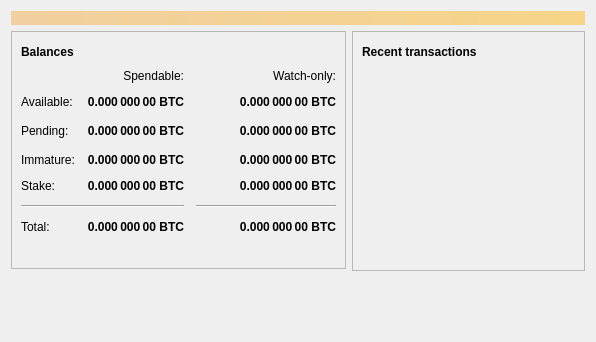
Old version of the form src/qt/forms/overviewpage.ui in the repository flavacoin/educational-coin-project.
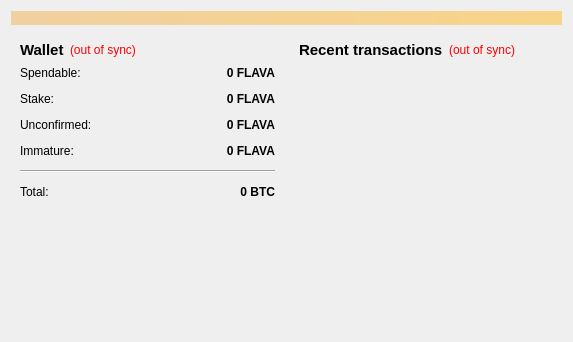
New version of the form. Icons and pictures are not drawn.

```diff
--- a/src/qt/forms/overviewpage.ui
+++ b/src/qt/forms/overviewpage.ui
@@ -6,7 +6,7 @@
    <rect>
     <x>0</x>
     <y>0</y>
-    <width>596</width>
+    <width>573</width>
     <height>342</height>
    </rect>
   </property>
@@ -20,7 +20,8 @@
       <bool>false</bool>
      </property>
      <property name="styleSheet">
-      <string notr="true">QLabel { background-color: qlineargradient(x1: 0, y1: 0, x2: 1, y2: 0, stop:0 #F0D0A0, stop:1 #F8D488); color:#000000; }</string>
+      <string notr="true">background-color: qlineargradient(x1: 0, y1: 0, x2: 1, y2: 0, stop:0 #F0D0A0, stop:1 #F8D488);  color:#000000
+</string>
      </property>
      <property name="wordWrap">
       <bool>true</bool>
@@ -38,13 +39,7 @@
      <item>
       <layout class="QVBoxLayout" name="verticalLayout_2">
        <item>
-        <widget class="QFrame" name="frame">
-         <property name="frameShape">
-          <enum>QFrame::StyledPanel</enum>
-         </property>
-         <property name="frameShadow">
-          <enum>QFrame::Raised</enum>
-         </property>
+        <widget class="QWidget" name="widget" native="true">
          <layout class="QVBoxLayout" name="verticalLayout_4">
           <item>
            <layout class="QHBoxLayout" name="horizontalLayout_4">
@@ -52,50 +47,34 @@
              <widget class="QLabel" name="label_5">
               <property name="font">
                <font>
+                <pointsize>11</pointsize>
                 <weight>75</weight>
                 <bold>true</bold>
                </font>
               </property>
               <property name="text">
-               <string>Balances</string>
+               <string>Wallet</string>
               </property>
              </widget>
             </item>
             <item>
-             <widget class="QPushButton" name="labelWalletStatus">
-              <property name="enabled">
-               <bool>true</bool>
-              </property>
-              <property name="maximumSize">
-               <size>
-                <width>30</width>
-                <height>16777215</height>
-               </size>
-              </property>
+             <widget class="QLabel" name="labelWalletStatus">
               <property name="toolTip">
-               <string>The displayed information may be out of date. Your wallet automatically synchronizes with the Bitcoin network after a connection is established, but this process has not completed yet.</string>
+               <string>The displayed information may be out of date. Your wallet automatically synchronizes with the FlavaCoin network after a connection is established, but this process has not completed yet.</string>
+              </property>
+              <property name="styleSheet">
+               <string notr="true">QLabel { color: red; }</string>
               </property>
               <property name="text">
-               <string/>
+               <string notr="true">(out of sync)</string>
               </property>
-              <property name="icon">
-               <iconset resource="../bitcoin.qrc">
-                <normaloff>:/icons/warning</normaloff>
-                <disabledoff>:/icons/warning</disabledoff>:/icons/warning</iconset>
-              </property>
-              <property name="iconSize">
-               <size>
-                <width>24</width>
-                <height>24</height>
-               </size>
-              </property>
-              <property name="flat">
-               <bool>true</bool>
+              <property name="alignment">
+               <set>Qt::AlignLeading|Qt::AlignLeft|Qt::AlignVCenter</set>
               </property>
              </widget>
             </item>
             <item>
-             <spacer name="horizontalSpacer_3">
+             <spacer name="horizontalSpacer_2">
               <property name="orientation">
                <enum>Qt::Horizontal</enum>
               </property>
@@ -110,12 +89,25 @@
            </layout>
           </item>
           <item>
-           <layout class="QGridLayout" name="gridLayout">
-            <property name="spacing">
+           <layout class="QFormLayout" name="formLayout_2">
+            <property name="fieldGrowthPolicy">
+             <enum>QFormLayout::AllNonFixedFieldsGrow</enum>
+            </property>
+            <property name="horizontalSpacing">
              <number>12</number>
             </property>
-            <item row="2" column="2">
-             <widget class="QLabel" name="labelWatchPending">
+            <property name="verticalSpacing">
+             <number>12</number>
+            </property>
+            <item row="0" column="0">
+             <widget class="QLabel" name="label">
+              <property name="text">
+               <string>Spendable:</string>
+              </property>
+             </widget>
+            </item>
+            <item row="0" column="1">
+             <widget class="QLabel" name="labelBalance">
               <property name="font">
                <font>
                 <weight>75</weight>
@@ -129,7 +121,7 @@
                <string>Unconfirmed transactions to watch-only addresses</string>
               </property>
               <property name="text">
-               <string notr="true">0.000 000 00 BTC</string>
+               <string notr="true">0 FLAVA</string>
               </property>
               <property name="alignment">
                <set>Qt::AlignRight|Qt::AlignTrailing|Qt::AlignVCenter</set>
@@ -139,6 +131,45 @@
               </property>
              </widget>
             </item>
+            <item row="1" column="0">
+             <widget class="QLabel" name="label_6">
+              <property name="text">
+               <string>Stake:</string>
+              </property>
+             </widget>
+            </item>
+            <item row="1" column="1">
+             <widget class="QLabel" name="labelStake">
+              <property name="font">
+               <font>
+                <weight>75</weight>
+                <bold>true</bold>
+               </font>
+              </property>
+              <property name="cursor">
+               <cursorShape>IBeamCursor</cursorShape>
+              </property>
+              <property name="toolTip">
+               <string>Total of coins that was staked, and do not yet count toward the current balance</string>
+              </property>
+              <property name="text">
+               <string notr="true">0 FLAVA</string>
+              </property>
+              <property name="alignment">
+               <set>Qt::AlignRight|Qt::AlignTrailing|Qt::AlignVCenter</set>
+              </property>
+              <property name="textInteractionFlags">
+               <set>Qt::LinksAccessibleByMouse|Qt::TextSelectableByKeyboard|Qt::TextSelectableByMouse</set>
+              </property>
+             </widget>
+            </item>
+            <item row="2" column="0">
+             <widget class="QLabel" name="label_3">
+              <property name="text">
+               <string>Unconfirmed:</string>
+              </property>
+             </widget>
+            </item>
             <item row="2" column="1">
              <widget class="QLabel" name="labelUnconfirmed">
               <property name="font">
@@ -154,7 +185,7 @@
                <string>Total of transactions that have yet to be confirmed, and do not yet count toward the spendable balance</string>
               </property>
               <property name="text">
-               <string notr="true">0.000 000 00 BTC</string>
+               <string notr="true">0 FLAVA</string>
               </property>
               <property name="alignment">
                <set>Qt::AlignRight|Qt::AlignTrailing|Qt::AlignVCenter</set>
@@ -164,102 +195,6 @@
               </property>
              </widget>
             </item>
-            <item row="3" column="2">
-             <widget class="QLabel" name="labelWatchImmature">
-              <property name="font">
-               <font>
-                <weight>75</weight>
-                <bold>true</bold>
-               </font>
-              </property>
-              <property name="cursor">
-               <cursorShape>IBeamCursor</cursorShape>
-              </property>
-              <property name="toolTip">
-               <string>Mined balance in watch-only addresses that has not yet matured</string>
-              </property>
-              <property name="text">
-               <string notr="true">0.000 000 00 BTC</string>
-              </property>
-              <property name="alignment">
-               <set>Qt::AlignRight|Qt::AlignTrailing|Qt::AlignVCenter</set>
-              </property>
-              <property name="textInteractionFlags">
-               <set>Qt::LinksAccessibleByMouse|Qt::TextSelectableByKeyboard|Qt::TextSelectableByMouse</set>
-              </property>
-             </widget>
-            </item>
-            <item row="5" column="0" colspan="2">
-             <widget class="Line" name="line">
-              <property name="orientation">
-               <enum>Qt::Horizontal</enum>
-              </property>
-             </widget>
-            </item>
-            <item row="5" column="2">
-             <widget class="Line" name="lineWatchBalance">
-              <property name="sizePolicy">
-               <sizepolicy hsizetype="Preferred" vsizetype="Fixed">
-                <horstretch>0</horstretch>
-                <verstretch>0</verstretch>
-               </sizepolicy>
-              </property>
-              <property name="minimumSize">
-               <size>
-                <width>140</width>
-                <height>0</height>
-               </size>
-              </property>
-              <property name="orientation">
-               <enum>Qt::Horizontal</enum>
-              </property>
-             </widget>
-            </item>
-            <item row="6" column="0">
-             <widget class="QLabel" name="labelTotalText">
-              <property name="text">
-               <string>Total:</string>
-              </property>
-             </widget>
-            </item>
-            <item row="3" column="1">
-             <widget class="QLabel" name="labelImmature">
-              <property name="font">
-               <font>
-                <weight>75</weight>
-                <bold>true</bold>
-               </font>
-              </property>
-              <property name="cursor">
-               <cursorShape>IBeamCursor</cursorShape>
-              </property>
-              <property name="toolTip">
-               <string>Mined balance that has not yet matured</string>
-              </property>
-              <property name="text">
-               <string notr="true">0.000 000 00 BTC</string>
-              </property>
-              <property name="alignment">
-               <set>Qt::AlignRight|Qt::AlignTrailing|Qt::AlignVCenter</set>
-              </property>
-              <property name="textInteractionFlags">
-               <set>Qt::LinksAccessibleByMouse|Qt::TextSelectableByKeyboard|Qt::TextSelectableByMouse</set>
-              </property>
-             </widget>
-            </item>
-            <item row="2" column="3">
-             <spacer name="horizontalSpacer_2">
-              <property name="orientation">
-               <enum>Qt::Horizontal</enum>
-              </property>
-              <property name="sizeHint" stdset="0">
-               <size>
-                <width>40</width>
-                <height>20</height>
-               </size>
-              </property>
-             </spacer>
-            </item>
             <item row="3" column="0">
              <widget class="QLabel" name="labelImmatureText">
               <property name="text">
@@ -267,7 +202,43 @@
               </property>
              </widget>
             </item>
-            <item row="6" column="1">
+            <item row="3" column="1">
+             <widget class="QLabel" name="labelImmature">
+              <property name="font">
+               <font>
+                <weight>75</weight>
+                <bold>true</bold>
+               </font>
+              </property>
+              <property name="toolTip">
+               <string>Mined balance that has not yet matured</string>
+              </property>
+              <property name="text">
+               <string notr="true">0 FLAVA</string>
+              </property>
+              <property name="alignment">
+               <set>Qt::AlignRight|Qt::AlignTrailing|Qt::AlignVCenter</set>
+              </property>
+              <property name="textInteractionFlags">
+               <set>Qt::LinksAccessibleByMouse|Qt::TextSelectableByKeyboard|Qt::TextSelectableByMouse</set>
+              </property>
+             </widget>
+            </item>
+            <item row="4" column="0" colspan="2">
+             <widget class="Line" name="line">
+              <property name="orientation">
+               <enum>Qt::Horizontal</enum>
+              </property>
+             </widget>
+            </item>
+            <item row="5" column="0">
+             <widget class="QLabel" name="labelTotalText">
+              <property name="text">
+               <string>Total:</string>
+              </property>
+             </widget>
+            </item>
+            <item row="5" column="1">
              <widget class="QLabel" name="labelTotal">
               <property name="font">
                <font>
@@ -282,7 +253,7 @@
                <string>Your current total balance</string>
               </property>
               <property name="text">
-               <string notr="true">0.000 000 00 BTC</string>
+               <string notr="true">0 BTC</string>
               </property>
               <property name="alignment">
                <set>Qt::AlignRight|Qt::AlignTrailing|Qt::AlignVCenter</set>
@@ -292,191 +263,8 @@
               </property>
              </widget>
             </item>
-            <item row="6" column="2">
-             <widget class="QLabel" name="labelWatchTotal">
-              <property name="font">
-               <font>
-                <weight>75</weight>
-                <bold>true</bold>
-               </font>
-              </property>
-              <property name="cursor">
-               <cursorShape>IBeamCursor</cursorShape>
-              </property>
-              <property name="toolTip">
-               <string>Current total balance in watch-only addresses</string>
-              </property>
-              <property name="text">
-               <string notr="true">0.000 000 00 BTC</string>
-              </property>
-              <property name="alignment">
-               <set>Qt::AlignRight|Qt::AlignTrailing|Qt::AlignVCenter</set>
-              </property>
-              <property name="textInteractionFlags">
-               <set>Qt::LinksAccessibleByMouse|Qt::TextSelectableByKeyboard|Qt::TextSelectableByMouse</set>
-              </property>
-             </widget>
-            </item>
-            <item row="0" column="2">
-             <widget class="QLabel" name="labelWatchonly">
-              <property name="text">
-               <string>Watch-only:</string>
-              </property>
-              <property name="alignment">
-               <set>Qt::AlignRight|Qt::AlignTrailing|Qt::AlignVCenter</set>
-              </property>
-             </widget>
-            </item>
-            <item row="1" column="0">
-             <widget class="QLabel" name="labelBalanceText">
-              <property name="text">
-               <string>Available:</string>
-              </property>
-             </widget>
-            </item>
-            <item row="1" column="1">
-             <widget class="QLabel" name="labelBalance">
-              <property name="font">
-               <font>
-                <weight>75</weight>
-                <bold>true</bold>
-               </font>
-              </property>
-              <property name="cursor">
-               <cursorShape>IBeamCursor</cursorShape>
-              </property>
-              <property name="toolTip">
-               <string>Your current spendable balance</string>
-              </property>
-              <property name="text">
-               <string notr="true">0.000 000 00 BTC</string>
-              </property>
-              <property name="alignment">
-               <set>Qt::AlignRight|Qt::AlignTrailing|Qt::AlignVCenter</set>
-              </property>
-              <property name="textInteractionFlags">
-               <set>Qt::LinksAccessibleByMouse|Qt::TextSelectableByKeyboard|Qt::TextSelectableByMouse</set>
-              </property>
-             </widget>
-            </item>
-            <item row="1" column="2">
-             <widget class="QLabel" name="labelWatchAvailable">
-              <property name="font">
-               <font>
-                <weight>75</weight>
-                <bold>true</bold>
-               </font>
-              </property>
-              <property name="cursor">
-               <cursorShape>IBeamCursor</cursorShape>
-              </property>
-              <property name="toolTip">
-               <string>Your current balance in watch-only addresses</string>
-              </property>
-              <property name="text">
-               <string notr="true">0.000 000 00 BTC</string>
-              </property>
-              <property name="alignment">
-               <set>Qt::AlignRight|Qt::AlignTrailing|Qt::AlignVCenter</set>
-              </property>
-              <property name="textInteractionFlags">
-               <set>Qt::LinksAccessibleByMouse|Qt::TextSelectableByKeyboard|Qt::TextSelectableByMouse</set>
-              </property>
-             </widget>
-            </item>
-            <item row="2" column="0">
-             <widget class="QLabel" name="labelPendingText">
-              <property name="text">
-               <string>Pending:</string>
-              </property>
-             </widget>
-            </item>
-            <item row="0" column="1">
-             <widget class="QLabel" name="labelSpendable">
-              <property name="text">
-               <string>Spendable:</string>
-              </property>
-              <property name="alignment">
-               <set>Qt::AlignRight|Qt::AlignTrailing|Qt::AlignVCenter</set>
-              </property>
-             </widget>
-            </item>
-            <item row="4" column="0">
-             <widget class="QLabel" name="labelStakeText">
-              <property name="text">
-               <string>Stake:</string>
-              </property>
-             </widget>
-            </item>
-            <item row="4" column="1">
-             <widget class="QLabel" name="labelStake">
-              <property name="font">
-               <font>
-                <weight>75</weight>
-                <bold>true</bold>
-               </font>
-              </property>
-              <property name="text">
-               <string>0.000 000 00 BTC</string>
-              </property>
-              <property name="alignment">
-               <set>Qt::AlignRight|Qt::AlignTrailing|Qt::AlignVCenter</set>
-              </property>
-              <property name="textInteractionFlags">
-               <set>Qt::LinksAccessibleByMouse|Qt::TextSelectableByKeyboard|Qt::TextSelectableByMouse</set>
-              </property>
-             </widget>
-            </item>
-            <item row="4" column="2">
-             <widget class="QLabel" name="labelWatchStake">
-              <property name="font">
-               <font>
-                <weight>75</weight>
-                <bold>true</bold>
-               </font>
-              </property>
-              <property name="text">
-               <string>0.000 000 00 BTC</string>
-              </property>
-              <property name="alignment">
-               <set>Qt::AlignRight|Qt::AlignTrailing|Qt::AlignVCenter</set>
-              </property>
-              <property name="textInteractionFlags">
-               <set>Qt::LinksAccessibleByMouse|Qt::TextSelectableByKeyboard|Qt::TextSelectableByMouse</set>
-              </property>
-             </widget>
-            </item>
-            <item row="2" column="3">
-             <spacer name="horizontalSpacer_21">
-              <property name="orientation">
-               <enum>Qt::Horizontal</enum>
-              </property>
-              <property name="sizeHint" stdset="0">
-               <size>
-                <width>40</width>
-                <height>20</height>
-               </size>
-              </property>
-             </spacer>
-            </item>
            </layout>
           </item>
-          <item>
-           <spacer name="verticalSpacer_3">
-            <property name="orientation">
-             <enum>Qt::Vertical</enum>
-            </property>
-            <property name="sizeType">
-             <enum>QSizePolicy::Fixed</enum>
-            </property>
-            <property name="sizeHint" stdset="0">
-             <size>
-              <width>20</width>
-              <height>25</height>
-             </size>
-            </property>
-           </spacer>
-          </item>
          </layout>
         </widget>
        </item>
@@ -498,13 +286,7 @@
      <item>
       <layout class="QVBoxLayout" name="verticalLayout_3">
        <item>
-        <widget class="QFrame" name="frame_2">
-         <property name="frameShape">
-          <enum>QFrame::StyledPanel</enum>
-         </property>
-         <property name="frameShadow">
-          <enum>QFrame::Raised</enum>
-         </property>
+        <widget class="QWidget" name="widget_2" native="true">
          <layout class="QVBoxLayout" name="verticalLayout">
           <item>
            <layout class="QHBoxLayout" name="horizontalLayout_2">
@@ -512,45 +294,29 @@
              <widget class="QLabel" name="label_4">
               <property name="font">
                <font>
+                <pointsize>11</pointsize>
                 <weight>75</weight>
                 <bold>true</bold>
                </font>
               </property>
               <property name="text">
-               <string>Recent transactions</string>
+               <string>&lt;b&gt;Recent transactions&lt;/b&gt;</string>
               </property>
              </widget>
             </item>
             <item>
-             <widget class="QPushButton" name="labelTransactionsStatus">
-              <property name="enabled">
-               <bool>true</bool>
-              </property>
-              <property name="maximumSize">
-               <size>
-                <width>30</width>
-                <height>16777215</height>
-               </size>
-              </property>
+             <widget class="QLabel" name="labelTransactionsStatus">
               <property name="toolTip">
-               <string>The displayed information may be out of date. Your wallet automatically synchronizes with the Bitcoin network after a connection is established, but this process has not completed yet.</string>
+               <string>The displayed information may be out of date. Your wallet automatically synchronizes with the FlavaCoin network after a connection is established, but this process has not completed yet.</string>
+              </property>
+              <property name="styleSheet">
+               <string notr="true">QLabel { color: red; }</string>
               </property>
               <property name="text">
-               <string/>
+               <string notr="true">(out of sync)</string>
               </property>
-              <property name="icon">
-               <iconset resource="../bitcoin.qrc">
-                <normaloff>:/icons/warning</normaloff>
-                <disabledoff>:/icons/warning</disabledoff>:/icons/warning</iconset>
-              </property>
-              <property name="iconSize">
-               <size>
-                <width>24</width>
-                <height>24</height>
-               </size>
-              </property>
-              <property name="flat">
-               <bool>true</bool>
+              <property name="alignment">
+               <set>Qt::AlignRight|Qt::AlignTrailing|Qt::AlignVCenter</set>
               </property>
              </widget>
             </item>
@@ -591,19 +357,6 @@
          </layout>
         </widget>
        </item>
-       <item>
-        <spacer name="verticalSpacer_2">
-         <property name="orientation">
-          <enum>Qt::Vertical</enum>
-         </property>
-         <property name="sizeHint" stdset="0">
-          <size>
-           <width>20</width>
-           <height>40</height>
-          </size>
-         </property>
-        </spacer>
-       </item>
       </layout>
      </item>
     </layout>
```
Left out of the diff: 7 changed lines with no effect on the pictures.
